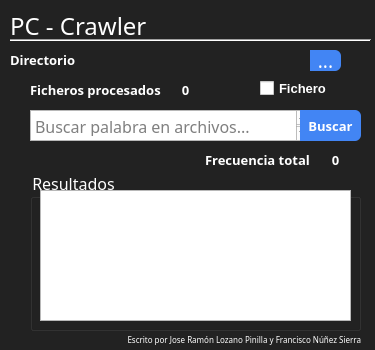
This is user-interface.ui in JoserraLP/PC-Crawler as Qt 5 draws it before an edit. The edited form follows.
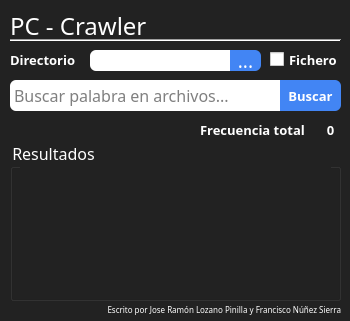
This is the edited form.

Commit message: refactor: improve user interface

The edit to the form file:
```diff
--- a/user-interface.ui
+++ b/user-interface.ui
@@ -6,8 +6,8 @@
    <rect>
     <x>0</x>
     <y>0</y>
-    <width>375</width>
-    <height>350</height>
+    <width>350</width>
+    <height>321</height>
    </rect>
   </property>
   <property name="font">
@@ -32,11 +32,11 @@
 QLabel {
 	color:white;
 }
-#selectedDir{
+#selected_name{
 	padding-left:4px;
 	color:#666666;
 }
-#selectedDir, #searchText{
+#selected_name, #search_text{
 	background: white;
 	border: #666666;
 	border-radius: 6;
@@ -56,7 +56,7 @@
 #results{
 	color:white;
 }
-#listResults{
+#list_results{
 	color:white;
 	background: #222222;
 	border: None;
@@ -65,8 +65,8 @@
   <widget class="QPushButton" name="search_button">
    <property name="geometry">
     <rect>
-     <x>300</x>
-     <y>110</y>
+     <x>280</x>
+     <y>80</y>
      <width>61</width>
      <height>31</height>
     </rect>
@@ -132,8 +132,8 @@
   <widget class="QGroupBox" name="results">
    <property name="geometry">
     <rect>
-     <x>30</x>
-     <y>170</y>
+     <x>10</x>
+     <y>140</y>
      <width>331</width>
      <height>161</height>
     </rect>
@@ -167,8 +167,8 @@
   <widget class="QTextEdit" name="search_text">
    <property name="geometry">
     <rect>
-     <x>30</x>
-     <y>110</y>
+     <x>10</x>
+     <y>80</y>
      <width>281</width>
      <height>31</height>
     </rect>
@@ -201,7 +201,7 @@
     <rect>
      <x>90</x>
      <y>50</y>
-     <width>231</width>
+     <width>161</width>
      <height>21</height>
     </rect>
    </property>
@@ -224,7 +224,7 @@
   <widget class="QPushButton" name="load_files_btn">
    <property name="geometry">
     <rect>
-     <x>310</x>
+     <x>230</x>
      <y>50</y>
      <width>31</width>
      <height>21</height>
@@ -237,8 +237,8 @@
   <widget class="QLabel" name="label_4">
    <property name="geometry">
     <rect>
-     <x>30</x>
-     <y>330</y>
+     <x>10</x>
+     <y>300</y>
      <width>331</width>
      <height>20</height>
     </rect>
@@ -263,7 +263,7 @@
     <rect>
      <x>10</x>
      <y>30</y>
-     <width>361</width>
+     <width>331</width>
      <height>20</height>
     </rect>
    </property>
@@ -274,8 +274,8 @@
   <widget class="QLabel" name="total_frequency">
    <property name="geometry">
     <rect>
-     <x>320</x>
-     <y>150</y>
+     <x>315</x>
+     <y>120</y>
      <width>31</width>
      <height>20</height>
     </rect>
@@ -301,8 +301,8 @@
   <widget class="QLabel" name="label_5">
    <property name="geometry">
     <rect>
-     <x>205</x>
-     <y>150</y>
+     <x>200</x>
+     <y>120</y>
      <width>111</width>
      <height>20</height>
     </rect>
@@ -319,59 +319,11 @@
     <string>Frecuencia total</string>
    </property>
   </widget>
-  <widget class="QLabel" name="label_6">
-   <property name="geometry">
-    <rect>
-     <x>30</x>
-     <y>80</y>
-     <width>151</width>
-     <height>20</height>
-    </rect>
-   </property>
-   <property name="font">
-    <font>
-     <family>Montserrat</family>
-     <pointsize>10</pointsize>
-     <weight>75</weight>
-     <bold>true</bold>
-    </font>
-   </property>
-   <property name="text">
-    <string>Ficheros procesados</string>
-   </property>
-  </widget>
-  <widget class="QLabel" name="total_files">
-   <property name="geometry">
-    <rect>
-     <x>170</x>
-     <y>80</y>
-     <width>31</width>
-     <height>20</height>
-    </rect>
-   </property>
-   <property name="font">
-    <font>
-     <family>Montserrat</family>
-     <pointsize>10</pointsize>
-     <weight>75</weight>
-     <bold>true</bold>
-    </font>
-   </property>
-   <property name="text">
-    <string>0</string>
-   </property>
-   <property name="textFormat">
-    <enum>Qt::PlainText</enum>
-   </property>
-   <property name="alignment">
-    <set>Qt::AlignCenter</set>
-   </property>
-  </widget>
   <widget class="QCheckBox" name="is_file">
    <property name="geometry">
     <rect>
-     <x>260</x>
-     <y>80</y>
+     <x>270</x>
+     <y>51</y>
      <width>71</width>
      <height>17</height>
     </rect>
@@ -793,7 +745,7 @@
    </property>
    <property name="font">
     <font>
-     <family>Arial</family>
+     <family>Montserrat</family>
      <pointsize>10</pointsize>
      <weight>75</weight>
      <bold>true</bold>
```
Left out of the diff: 2 changed lines with no effect on the pictures. The commit also changes 6 other files.
